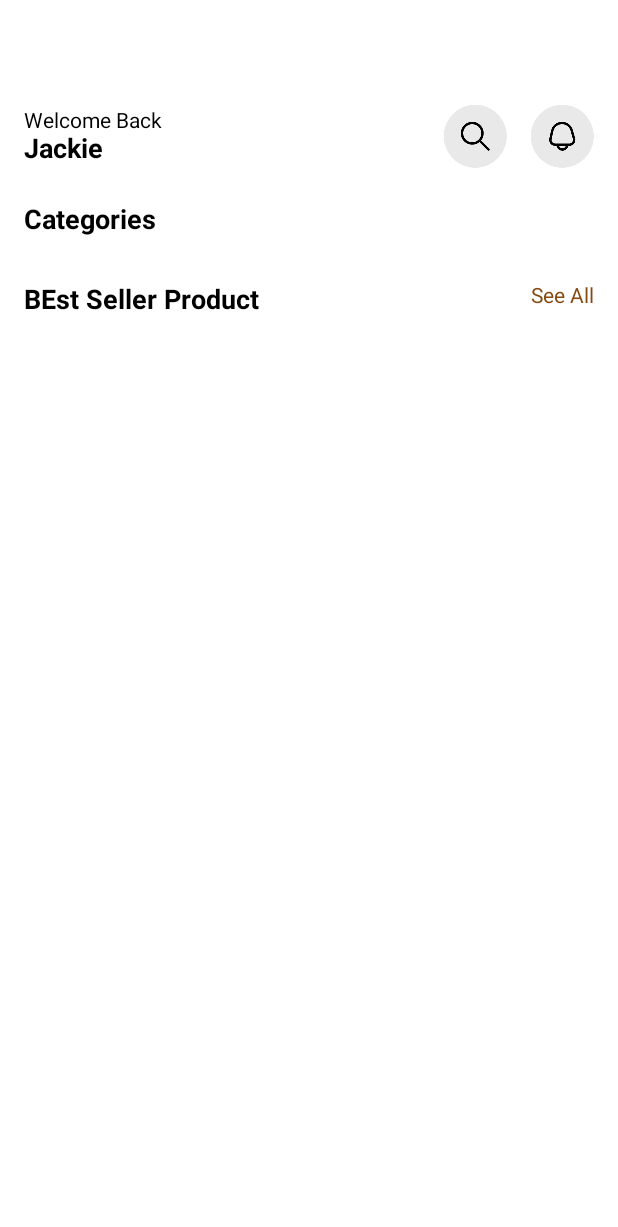
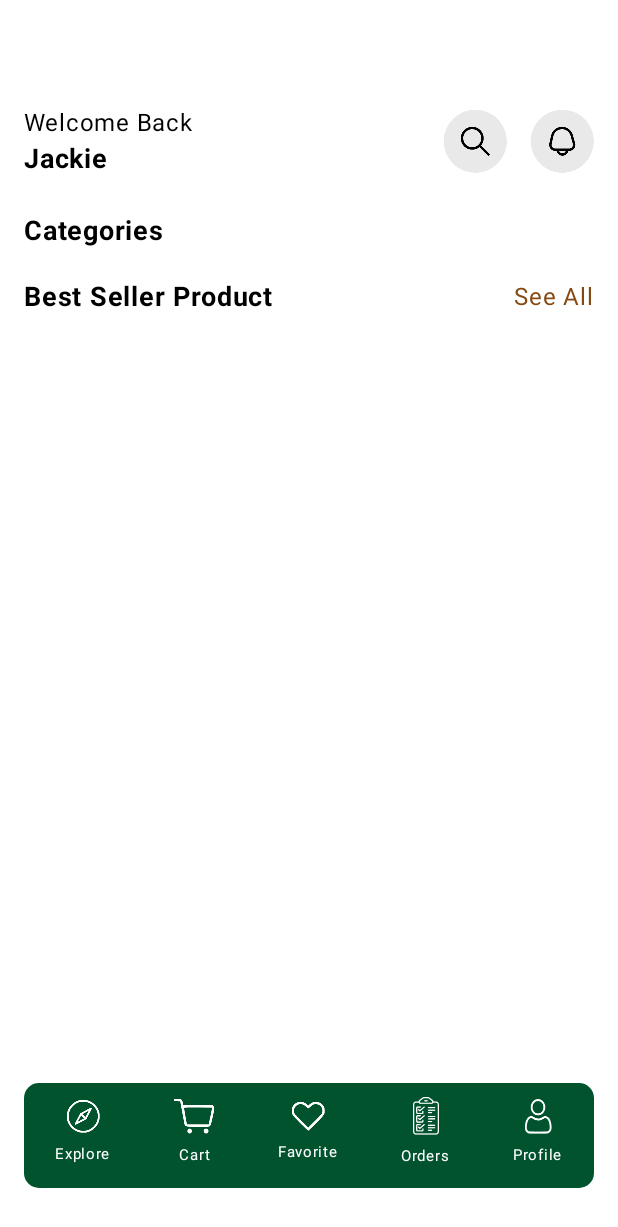
Before and after one commit to Casper2000PL/OnlineShopApp, an Android app built with Jetpack Compose: the MainActivity screen opened directly, with no data from a screen before it, on a phone screen of 412 x 824 dp. Shown: the top 1227 px of the screen. Run offline under Robolectric (Android 15) with nearby library versions, the phone set to English and light mode, and no system bars; our stand-ins replace Firebase (no records; nobody signed in at launch, a user with empty details on screens opened directly), constraintlayout-compose.

Commit message:
7. Bottom Navigation

```diff
--- /dev/null
+++ b/app/src/main/java/com/casper/onlineshopapp/Activity/Dashboard/BottomMenuNavigation.kt
@@ -0,0 +1,99 @@
+package com.casper.onlineshopapp.Activity.Dashboard
+
+import androidx.compose.foundation.background
+import androidx.compose.foundation.clickable
+import androidx.compose.foundation.layout.Arrangement
+import androidx.compose.foundation.layout.Column
+import androidx.compose.foundation.layout.Row
+import androidx.compose.foundation.layout.Spacer
+import androidx.compose.foundation.layout.height
+import androidx.compose.foundation.layout.padding
+import androidx.compose.foundation.shape.RoundedCornerShape
+import androidx.compose.material3.Icon
+import androidx.compose.material3.Text
+import androidx.compose.runtime.Composable
+import androidx.compose.ui.Alignment
+import androidx.compose.ui.Modifier
+import androidx.compose.ui.graphics.Color
+import androidx.compose.ui.graphics.painter.Painter
+import androidx.compose.ui.res.colorResource
+import androidx.compose.ui.res.painterResource
+import androidx.compose.ui.unit.dp
+import androidx.compose.ui.unit.sp
+import com.casper.onlineshopapp.R
+
+@Composable
+fun BottomMenu(
+    modifier: Modifier,
+    onItemClick: (() -> Unit)?
+) {
+    Row(
+        modifier = modifier
+            .padding(start = 16.dp, end = 16.dp, bottom = 32.dp)
+            .background(
+                colorResource(R.color.green),
+                shape = RoundedCornerShape(10.dp)
+            ),
+        horizontalArrangement = Arrangement.SpaceAround,
+    ) {
+        BottomMenuItem(
+            icon = painterResource(R.drawable.btn_1),
+            text = "Explore",
+            onItemClick = onItemClick
+        )
+
+        BottomMenuItem(
+            icon = painterResource(R.drawable.btn_2),
+            text = "Cart",
+            onItemClick = onItemClick
+        )
+
+        BottomMenuItem(
+            icon = painterResource(R.drawable.btn_3),
+            text = "Favorite",
+            onItemClick = onItemClick
+        )
+
+        BottomMenuItem(
+            icon = painterResource(R.drawable.btn_4),
+            text = "Orders",
+            onItemClick = onItemClick
+        )
+
+        BottomMenuItem(
+            icon = painterResource(R.drawable.btn_5),
+            text = "Profile",
+            onItemClick = onItemClick
+        )
+    }
+}
+
+@Composable
+fun BottomMenuItem(
+    icon: Painter,
+    text: String,
+    onItemClick: (() -> Unit) ?= null,
+) {
+    Column(
+        modifier = Modifier
+            .height(70.dp)
+            .clickable { onItemClick?.invoke() }
+            .padding(8.dp),
+        horizontalAlignment = Alignment.CenterHorizontally,
+        verticalArrangement = Arrangement.Center
+    ) {
+        Icon(
+            icon,
+            contentDescription = null,
+            tint = Color.White
+        )
+
+        Spacer(modifier = Modifier.height(2.dp))
+
+        Text(
+            text,
+            color = Color.White,
+            fontSize = 10.sp
+        )
+    }
+}
--- a/app/src/main/java/com/casper/onlineshopapp/Activity/Dashboard/MainActivity.kt
+++ b/app/src/main/java/com/casper/onlineshopapp/Activity/Dashboard/MainActivity.kt
@@ -48,24 +48,35 @@ import com.casper.onlineshopapp.ui.theme.OnlineShopAppTheme
 class MainActivity : BaseActivity() {
     override fun onCreate(savedInstanceState: Bundle?) {
         super.onCreate(savedInstanceState)
-
+        enableEdgeToEdge()
         setContent {
-            DashboardScreen()
+            OnlineShopAppTheme {
+                Scaffold(
+                ) { innerPadding ->
+                    DashboardScreen(
+                        modifier = Modifier.padding(innerPadding),
+                        onCartClick = {}
+                    )
+                }
+            }
         }
     }
 }
 
 @Composable
-fun DashboardScreen() {
+fun DashboardScreen(
+    modifier: Modifier = Modifier, // Add modifier parameter
+    onCartClick: () -> Unit
+) {
     val viewModel = MainViewModel()
 
     val banners = remember { mutableStateListOf<SliderModel>() }
     val categories = remember { mutableStateListOf<CategoryModel>() }
     val bestSeller = remember { mutableStateListOf<ItemModel>() }
 
-    var showBannerLoading by remember{ mutableStateOf(true) }
-    var showCategoryLoading by remember{ mutableStateOf(true) }
-    var showBestSellerLoading by remember{ mutableStateOf(true) }
+    var showBannerLoading by remember { mutableStateOf(true) }
+    var showCategoryLoading by remember { mutableStateOf(true) }
+    var showBestSellerLoading by remember { mutableStateOf(true) }
 
     // banner
     LaunchedEffect(Unit) {
@@ -95,23 +106,28 @@ fun DashboardScreen() {
     }
 
     ConstraintLayout(
-        modifier = Modifier.background(Color.White)
+        // Apply the modifier passed from Scaffold here
+        modifier = modifier
+            .fillMaxSize() // fillMaxSize is appropriate here
+            .background(Color.White)
     ) {
         val (scrollList, bottomMenu) = createRefs()
 
-        LazyColumn(modifier = Modifier
-                .fillMaxSize()
+        LazyColumn(
+            modifier = Modifier
+                .fillMaxSize() // This LazyColumn will respect the padding from its parent (ConstraintLayout)
                 .constrainAs(scrollList) {
                     top.linkTo(parent.top)
-                    bottom.linkTo(parent.bottom)
+                    bottom.linkTo(parent.bottom) // Consider if bottomMenu will overlap or if padding handles it
                     end.linkTo(parent.end)
                     start.linkTo(parent.start)
                 }
         ) {
             item {
-                Row(modifier = Modifier
-                    .fillMaxSize()
-                    .padding(top = 70.dp)
+                Row(
+                    modifier = Modifier
+                        .fillMaxWidth() // Changed from fillMaxSize
+                        .padding(top = 70.dp) // This top padding might need adjustment if you add a TopAppBar
                         .padding(horizontal = 16.dp),
                     horizontalArrangement = Arrangement.SpaceBetween,
                     verticalAlignment = Alignment.CenterVertically
@@ -126,7 +142,7 @@ fun DashboardScreen() {
                         )
                     }
 
-                    Row() {
+                    Row { // Removed extra ()
                         Image(
                             painter = painterResource(R.drawable.search_icon),
                             contentDescription = null
@@ -145,7 +161,7 @@ fun DashboardScreen() {
                 if (showBannerLoading) {
                     Box(
                         modifier = Modifier
-                            .fillMaxSize()
+                            .fillMaxWidth() // Changed from fillMaxSize
                             .height(200.dp),
                         contentAlignment = Alignment.Center
                     ) {
@@ -189,12 +205,12 @@ fun DashboardScreen() {
                 Row(
                     modifier = Modifier
                         .fillMaxWidth()
-                        .padding(top = 24.dp)
+                        .padding(top = 12.dp)
                         .padding(horizontal = 16.dp),
                     horizontalArrangement = Arrangement.SpaceBetween
                 ) {
                     Text(
-                        text = "BEst Seller Product",
+                        text = "Best Seller Product",
                         color = Color.Black,
                         fontSize = 18.sp,
                         fontWeight = FontWeight.Bold
@@ -208,7 +224,7 @@ fun DashboardScreen() {
             }
 
             item {
-               if(showBestSellerLoading) {
+                if (showBestSellerLoading) {
                     Box(
                         modifier = Modifier
                             .fillMaxWidth()
@@ -222,8 +238,18 @@ fun DashboardScreen() {
 
                 }
             }
+        }
 
-
+        // Bottom Navigation Menu
+        BottomMenu(
+            modifier = Modifier
+                .fillMaxWidth()
+                .constrainAs(bottomMenu) {
+                    bottom.linkTo(parent.bottom)
+                    start.linkTo(parent.start)
+                    end.linkTo(parent.end)
+                },
+            onItemClick = onCartClick
+        )
     }
 }
-}
```
Lines whose indentation alone changed are shown as unchanged.
